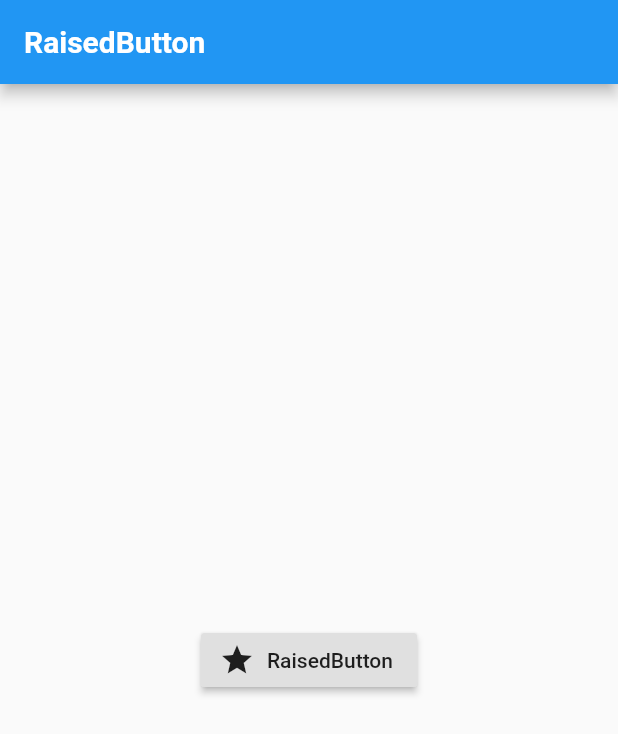
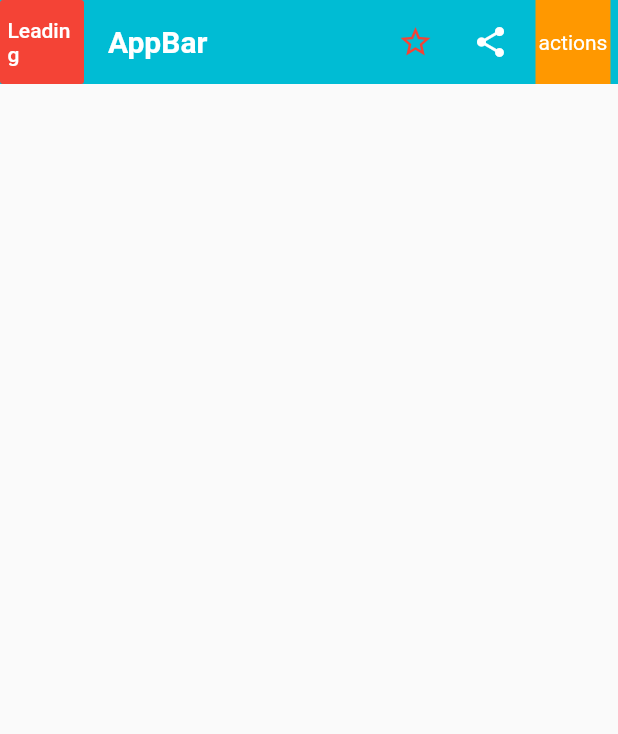
Before and after one commit to zhoupengzu/ZPZFlutterPractice, a Flutter app: the screen it shows after launch, on a phone screen of 412 x 824 dp. Shown: the top 734 px of the screen. Run offline on Flutter 3.47's test engine with Material 2 defaults, Android fonts, the phone set to English and light mode, and no system bars.

Commit message:
AppBar初次接触

```diff
--- /dev/null
+++ b/flutter_app/lib/app_bar.dart
@@ -0,0 +1,94 @@
+import 'package:flutter/material.dart';
+
+class AppBarPractice {
+  static appBar() {
+    return new AppBarWidget();
+  }
+}
+
+class AppBarWidget extends StatefulWidget {
+  @override
+  State<StatefulWidget> createState() => new AppBarState();
+}
+
+class AppBarState extends State<AppBarWidget> {
+  @override
+  Widget build(BuildContext context) {
+    // TODO: implement build
+    return new MaterialApp(
+      debugShowCheckedModeBanner: false, // 在调试期间，右上角的DEBUG字样
+      home: new Scaffold(
+        appBar: new AppBar(
+          title: new Text(
+            'AppBar',
+            style: new TextStyle(
+              // 设置字体样式
+              color: Colors.white,
+              fontWeight: FontWeight.bold,
+            ),
+          ), // title
+          // centerTitle: true, // 当设置了actions之后，title的位置会发生变化，使用该属性，可以让标题忽略actions占去的空间居中
+          // titleSpacing: 0.0,
+          elevation: 0.0, // 下部的影子，该值越大，影子越清楚，为0时，不会有影子，和RaisedButton是一样的
+          backgroundColor: Colors.cyan, // 背景色
+          leading: this.appBarLeading(),
+          actions: this.appBarActions(),
+          bottom: null,  // 这个先放一放
+          // flexibleSpace: new FlexibleSpaceBar(   // 这个有什么用呢？？？？貌似是说只有在appbar的size改变的时候才会起作用
+          //   title: new Text('Flexible'),
+          //   // centerTitle: false,
+          // ),
+        ),
+      ),
+    );
+  }
+
+  appBarActions() {
+    return <Widget>[
+      new Container(
+        width: 50.0,
+        child: new Icon(
+          Icons.star_border,
+          color: Colors.red,
+        ),
+      ),
+      new Container(
+        width: 50.0,
+        child: new Icon(Icons.share),
+      ),
+      new Container(
+        color: Colors.orange,
+        width: 50.0,
+        margin: const EdgeInsets.only(
+          left: 5.0,
+          right: 5.0,
+        ),
+        alignment: Alignment.center,
+        child: new Text('actions'),
+      ),
+    ];
+  }
+
+  // 经过实验发现，leading是限制了大小的
+  appBarLeading() {
+    return new RaisedButton(
+      onPressed: this.clickedLeadingBtn,
+      child: new Text(
+        'Leading',
+      ),
+      textColor: Colors.white,
+      color: Colors.red,
+      elevation: 0.0,
+      disabledElevation: 0.0,
+      highlightElevation: 0.0,
+      // highlightColor: Colors.cyan,
+      colorBrightness: Brightness.light,
+      splashColor: Colors.red,
+      padding: const EdgeInsets.all(5.0),
+    );
+  }
+
+  clickedLeadingBtn() {
+    print('Clicked Leading');
+  }
+}
--- a/flutter_app/lib/main.dart
+++ b/flutter_app/lib/main.dart
@@ -4,6 +4,7 @@ import 'container_practice.dart';
 import 'row_practice.dart';
 import 'text.dart';
 import 'raise_button.dart';
+import 'app_bar.dart';
 
 void main() => runApp(new MyApp());
 
@@ -11,6 +12,6 @@ class MyApp extends StatelessWidget {
   // This widget is the root of your application.
   @override
   Widget build(BuildContext context) {
-    return RaisedButtonPractice.raisedButton();
+    return AppBarPractice.appBar();
   }
 }
```
